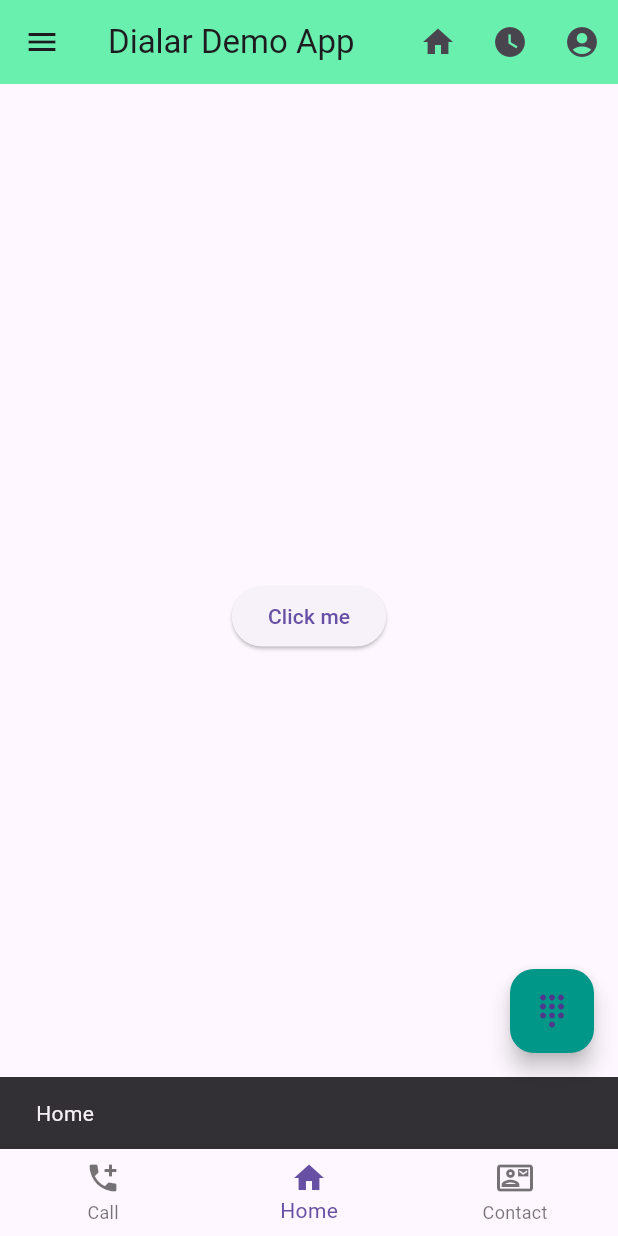
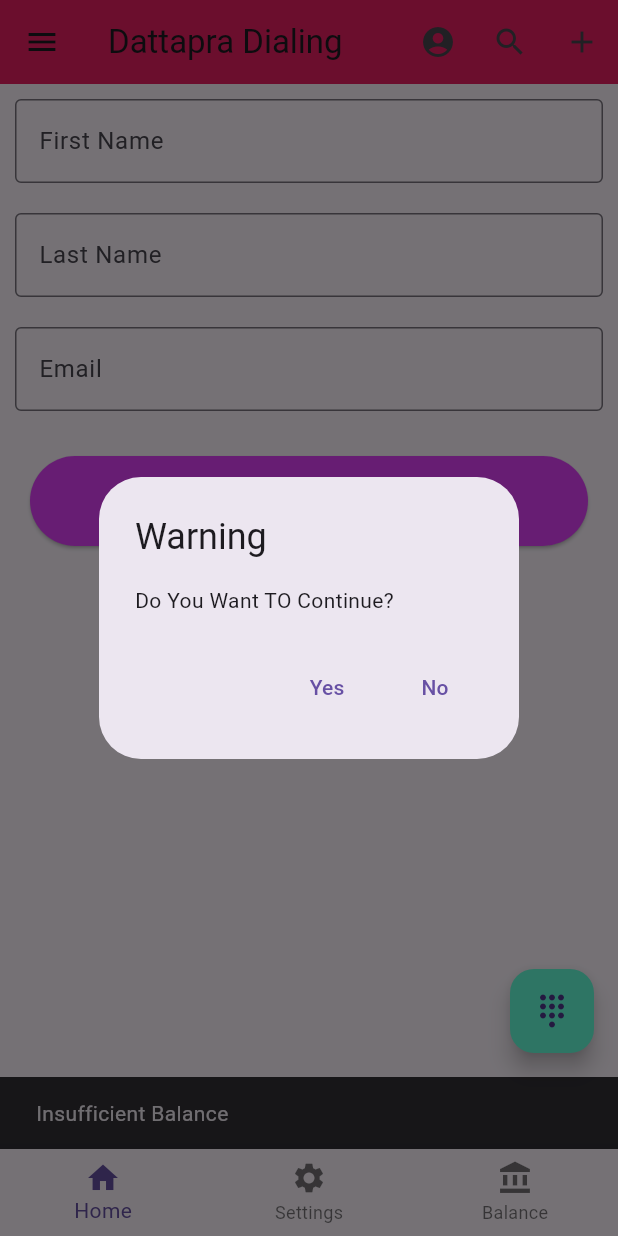
Before and after one commit to meRakibul/flutterpractice, a Flutter app: the screen it shows after launch, item 2 of the bottom bar chosen, on a phone screen of 412 x 824 dp. Run offline on Flutter 3.47's test engine with Material 3 defaults, Android fonts, the phone set to English and light mode, and no system bars; network calls fail.

Commit message:
Log in Form

```diff
--- a/lib/main.dart
+++ b/lib/main.dart
@@ -1,46 +1,48 @@
+import 'package:flutter/cupertino.dart';
 import 'package:flutter/material.dart';
 
 main(){
   runApp(const Myapp());
 }
-
-class Myapp extends StatelessWidget {
+class Myapp extends StatelessWidget{
   const Myapp({super.key});
 
   @override
   Widget build(BuildContext context) {
-    return MaterialApp(
-      home: HomeActivity(),
+    return MaterialApp(home: HomeActivity(),
     debugShowCheckedModeBanner: false,);
   }
 
 }
-
-class HomeActivity extends StatelessWidget {
+class HomeActivity extends StatelessWidget{
   const HomeActivity({super.key});
-  Mysnack(message,context){
+  Mysnack(message, context){
     return ScaffoldMessenger.of(context).showSnackBar(
       SnackBar(content: Text(message))
     );
   }
+
+
 
   MyallertDialog(context){
     return showDialog(
         context: context,
         builder: (BuildContext context){
           return Expanded(child: AlertDialog(
-            title: Text("Allert!"),
-            content: Text("Do You Want To Access Gallery"),
+            title:Text("Warning"),
+            content: Text("Do You Want TO Continue?"),
           actions: [
             TextButton(onPressed: (){
-                Navigator.of(context).pop();
-                Mysnack("Accepted", context);}, child: Text("Yes")),
+              Mysnack("Accepted", context);
+              Navigator.of(context).pop();},
+
+                child: Text("Yes")),
             TextButton(onPressed: (){
               Mysnack("Denied", context);
-                Navigator.of(context).pop();}, child: Text("No")),
-            ],
-          ));
+              Navigator.of(context).pop();},
 
+                child: Text("No"))
+          ],));
         }
     );
   }
@@ -48,45 +50,44 @@ class HomeActivity extends StatelessWidget {
   @override
   Widget build(BuildContext context) {
     ButtonStyle buttonStyle = ElevatedButton.styleFrom(
-        padding:EdgeInsets.all(25),
-      backgroundColor: Colors.cyanAccent,
-      foregroundColor: Colors.green,
-      shape: RoundedRectangleBorder(
-        borderRadius: BorderRadius.all(Radius.elliptical(30, 20))
-      )
+        minimumSize: Size(double.infinity, 60),
+      backgroundColor: Colors.purpleAccent,
+      foregroundColor: Colors.tealAccent
     );
-
-
+    // TODO: implement build
     return Scaffold(
       appBar: AppBar(
-        title: Text("Dialar Demo App"),
-        backgroundColor: Colors.greenAccent,
+      title: Text("Dattapra Dialing"),
+        backgroundColor: Colors.pink,
         actions: [
-          IconButton(onPressed: (){Mysnack("This is for Home", context);}, icon: Icon(Icons.home)),
-          IconButton(onPressed: (){Mysnack("This is time Icon", context);}, icon: Icon(Icons.watch_later)),
-          IconButton(onPressed: (){Mysnack("Account", context);}, icon: Icon(Icons.account_circle)),
+          IconButton(onPressed: (){MyallertDialog(context);
+            Mysnack("Accepted", context);}, icon: Icon(Icons.account_circle)),
+          IconButton(onPressed: (){MyallertDialog(context);
+          Mysnack("Accepted", context);}, icon: Icon(Icons.search_sharp)),
+          IconButton(onPressed: (){MyallertDialog(context);
+          Mysnack("Accepted", context);}, icon: Icon(Icons.add)),
         ],
+
       ),
       floatingActionButton: FloatingActionButton(
-          onPressed: (){Mysnack("Dialing", context);},
-      backgroundColor: Colors.teal,
+          onPressed: (){MyallertDialog(context);},
+      backgroundColor: Colors.tealAccent,
       child: Icon(Icons.dialpad),),
-      bottomNavigationBar: BottomNavigationBar(
-       currentIndex: 1,
-    items: [
-          BottomNavigationBarItem(icon: Icon(Icons.add_call), label: "Call"),
-         BottomNavigationBarItem(icon: Icon(Icons.home),label: "Home"),
-    BottomNavigationBarItem(icon: Icon(Icons.contact_mail_outlined),label: "Contact"),
+      bottomNavigationBar: BottomNavigationBar(items: [
+        BottomNavigationBarItem(icon:Icon(Icons.home),label: "Home"),
+        BottomNavigationBarItem(icon: Icon(Icons.settings),label: "Settings"),
+        BottomNavigationBarItem(icon: Icon(Icons.account_balance),label: "Balance")
       ],
-        onTap: (int index){
-         if (index == 0){
-           Mysnack("Make a Call", context);
+      onTap:
+      (int index){
+        if (index==0){
+          MyallertDialog(context);
         }
-         if (index ==1){
-           Mysnack("Home", context);
+        if(index==1){
+          MyallertDialog(context);
         }
-         if(index==2){
-           Mysnack("Contact", context);
+        if(index==1){
+          Mysnack("Insufficient Balance", context);
         }
       },),
       drawer: Drawer(
@@ -96,36 +97,48 @@ class HomeActivity extends StatelessWidget {
               padding: EdgeInsets.all(0),
                 child:
                 UserAccountsDrawerHeader(
-         accountName: Text("Rakib"),
-         accountEmail: Text("rakib@insfo.com"),
+                    accountName: Text("Rakibul Hasan"),
+                    accountEmail: Text("rakib@info.com"),
                 currentAccountPicture: Image.network("https://i.postimg.cc/Y0yTmYrP/IMG-3417.jpg"),
-       decoration: BoxDecoration(color: Colors.blueGrey),),
-       ),
-       ListTile(leading: Icon(Icons.home), title: Text("Home"), onTap:(){Mysnack("This is Home", context);}),
-       ListTile(
-           leading: Icon(Icons.man),
-           title: Text("Profile"),
-           onTap: (){Mysnack("Check your Profile", context);}),
-       ListTile(
-           leading: Icon(Icons.contact_mail_outlined),
-           title: Text("Contact"),
-           onTap: (){Mysnack("Check your Profile", context);}),
-       ListTile(
-           leading:Icon(Icons.account_balance_wallet_outlined),
-           title: Text("About"),
-           onTap: (){
-             Mysnack("Check your Profile", context);
-           }
-       ),
+                decoration: BoxDecoration(color: Colors.purpleAccent),),),
+               ListTile(leading: Icon(Icons.home),title: Text("Home"),onTap: (){MyallertDialog(context);},),
+              ListTile(leading: Icon(Icons.settings),title: Text("Setting"),onTap: (){MyallertDialog(context);},),
+              ListTile(leading: Icon(Icons.accessibility_sharp),title: Text("About"),onTap: (){MyallertDialog(context);},),
+
+
+
+
+
           ],
         ),
       ),
       body:
-        Center(
-          child: ElevatedButton(onPressed: (){MyallertDialog(context);}, child: Text("Click me")),
-        )
+      Column(
+        mainAxisAlignment: MainAxisAlignment.start,
+        children: [
+          Padding(padding: EdgeInsets.all(10),
+          child: TextField(
+            decoration: InputDecoration(border: OutlineInputBorder(),labelText: "First Name"),
+          ),),
+          Padding(padding: EdgeInsets.all(10),
+          child: TextField(
+            decoration: InputDecoration(border: OutlineInputBorder(),labelText: "Last Name"),
+          ),),
+          Padding(padding: EdgeInsets.all(10),
+          child: TextField(
+            decoration: InputDecoration(border: OutlineInputBorder(),labelText: "Email"),
+          ),),
+          Padding(padding: EdgeInsets.all(20),
+          child: ElevatedButton(onPressed: (){MyallertDialog(context);
+          Mysnack("Log in Succesfull", context);}, child: Text("Log IN"),style: buttonStyle,),)
+
+        ],
+
+      ),
+
+
+
     );
-
-  }    //this is flutter practice project
+  }
 
 }
```
Lines whose indentation alone changed are shown as unchanged.
